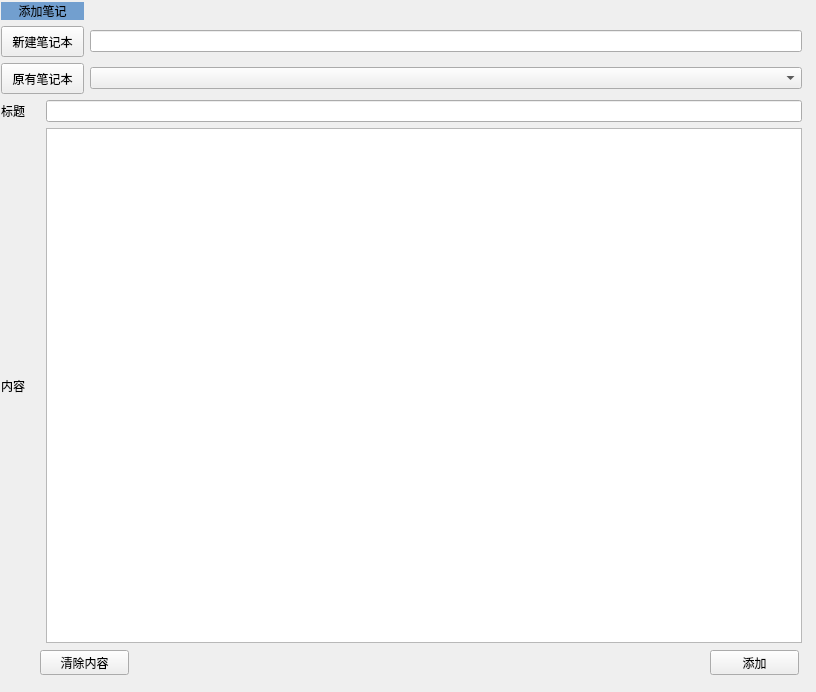
SongleMark/QTElectronicNotes, file ElectronicNotes/addnotes.ui: the form before one commit.
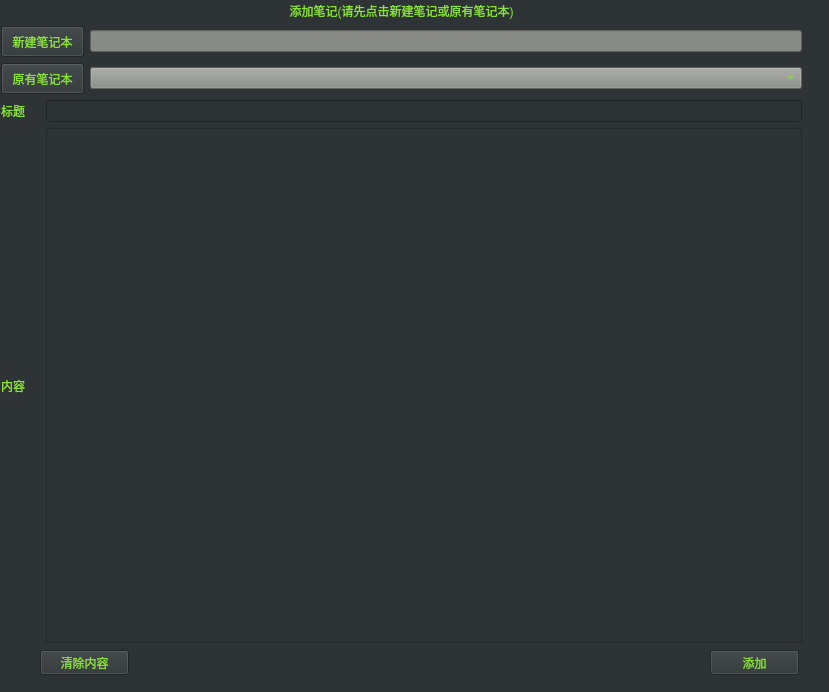
The form after the commit.

Commit message: 1.对界面风格进行了更改 2.建立笔记时加入建立笔记的时间 3.显示个人笔记时显示笔记创建的时间

What changed in the file:
```diff
--- a/ElectronicNotes/addnotes.ui
+++ b/ElectronicNotes/addnotes.ui
@@ -6,7 +6,7 @@
    <rect>
     <x>0</x>
     <y>0</y>
-    <width>816</width>
+    <width>829</width>
     <height>692</height>
    </rect>
   </property>
@@ -14,7 +14,7 @@
    <string>Form</string>
   </property>
   <property name="styleSheet">
-   <string notr="true"/>
+   <string notr="true">background-color: rgb(46, 52, 54);</string>
   </property>
   <widget class="QPushButton" name="addnote">
    <property name="geometry">
@@ -25,6 +25,9 @@
      <height>25</height>
     </rect>
    </property>
+   <property name="styleSheet">
+    <string notr="true">color: rgb(138, 226, 52);</string>
+   </property>
    <property name="text">
     <string>添加</string>
    </property>
@@ -38,11 +41,14 @@
      <height>25</height>
     </rect>
    </property>
+   <property name="styleSheet">
+    <string notr="true">color: rgb(138, 226, 52);</string>
+   </property>
    <property name="text">
     <string>清除内容</string>
    </property>
   </widget>
-  <widget class="QWidget" name="">
+  <widget class="QWidget" name="layoutWidget">
    <property name="geometry">
     <rect>
      <x>1</x>
@@ -52,16 +58,6 @@
     </rect>
    </property>
    <layout class="QGridLayout" name="gridLayout">
-    <item row="0" column="0" colspan="2">
-     <widget class="QLabel" name="label_display_2">
-      <property name="styleSheet">
-       <string notr="true">background-color: rgb(114, 159, 207);</string>
-      </property>
-      <property name="text">
-       <string>&lt;html&gt;&lt;head/&gt;&lt;body&gt;&lt;p align=&quot;center&quot;&gt;添加笔记&lt;/p&gt;&lt;/body&gt;&lt;/html&gt;</string>
-      </property>
-     </widget>
-    </item>
     <item row="1" column="0" colspan="2">
      <widget class="QPushButton" name="createbook">
       <property name="minimumSize">
@@ -71,7 +67,7 @@
        </size>
       </property>
       <property name="styleSheet">
-       <string notr="true"/>
+       <string notr="true">color: rgb(138, 226, 52);</string>
       </property>
       <property name="text">
        <string>新建笔记本</string>
@@ -81,7 +77,9 @@
     <item row="1" column="2">
      <widget class="QLineEdit" name="notebook">
       <property name="styleSheet">
-       <string notr="true">color: rgb(138, 226, 52);</string>
+       <string notr="true">color: rgb(138, 226, 52);
+color: rgb(138, 226, 52);
+background-color: rgb(136, 138, 133);</string>
       </property>
      </widget>
     </item>
@@ -93,18 +91,26 @@
         <height>31</height>
        </size>
       </property>
+      <property name="styleSheet">
+       <string notr="true">color: rgb(138, 226, 52);</string>
+      </property>
       <property name="text">
        <string>原有笔记本</string>
       </property>
      </widget>
     </item>
     <item row="2" column="2">
-     <widget class="QComboBox" name="book"/>
+     <widget class="QComboBox" name="book">
+      <property name="styleSheet">
+       <string notr="true">color: rgb(138, 226, 52);
+background-color: rgb(136, 138, 133);</string>
+      </property>
+     </widget>
     </item>
     <item row="3" column="0">
      <widget class="QLabel" name="label_2">
       <property name="styleSheet">
-       <string notr="true"/>
+       <string notr="true">color: rgb(138, 226, 52);</string>
       </property>
       <property name="text">
        <string>标题</string>
@@ -121,7 +127,7 @@
     <item row="4" column="0">
      <widget class="QLabel" name="label_4">
       <property name="styleSheet">
-       <string notr="true"/>
+       <string notr="true">color: rgb(138, 226, 52);</string>
       </property>
       <property name="text">
        <string>内容</string>
@@ -131,7 +137,17 @@
     <item row="4" column="1" colspan="2">
      <widget class="QTextEdit" name="contents">
       <property name="styleSheet">
-       <string notr="true"/>
+       <string notr="true">color: rgb(138, 226, 52);</string>
+      </property>
+     </widget>
+    </item>
+    <item row="0" column="0" colspan="3">
+     <widget class="QLabel" name="label_display_2">
+      <property name="styleSheet">
+       <string notr="true">color: rgb(138, 226, 52);</string>
+      </property>
+      <property name="text">
+       <string>&lt;html&gt;&lt;head/&gt;&lt;body&gt;&lt;p align=&quot;center&quot;&gt;添加笔记(请先点击新建笔记或原有笔记本)&lt;/p&gt;&lt;/body&gt;&lt;/html&gt;</string>
       </property>
      </widget>
     </item>
```
The commit also changes 11 other files.
